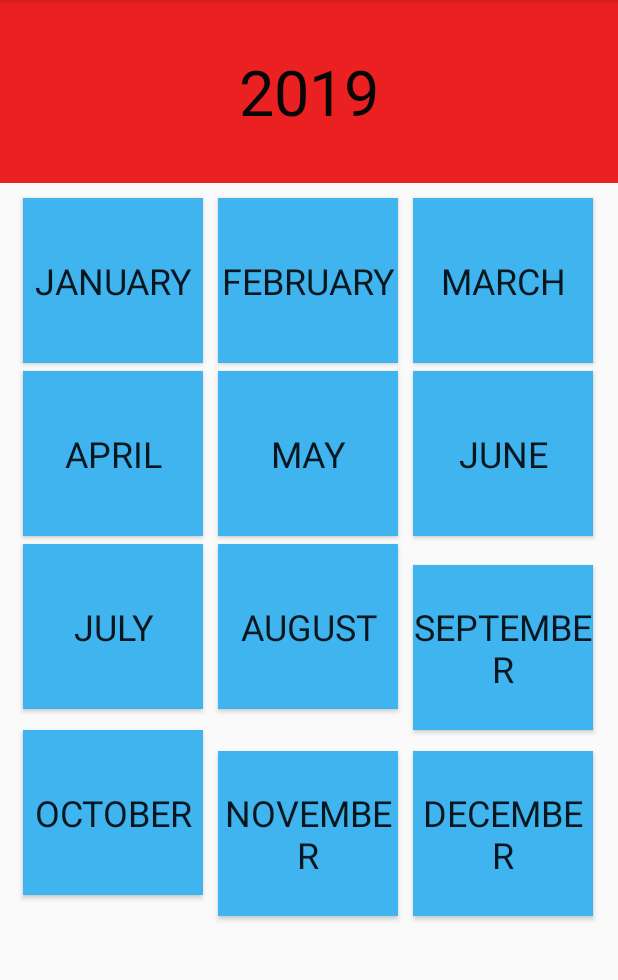
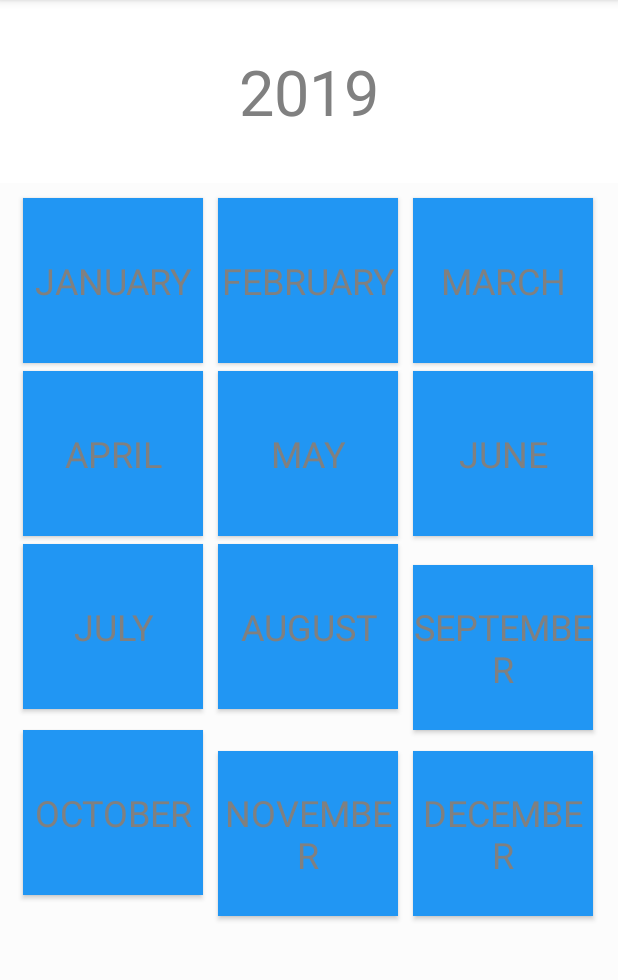
Before and after one commit to Zizo001/3354---Team-Rocket, an Android app: the yearView screen opened directly, with no data from a screen before it, on a phone screen of 412 x 824 dp, the part 84-1064 px from its top. Run offline under Robolectric (Android 15) with nearby library versions, the phone set to English and light mode, and no system bars; Roboto replaces fonts that are not available here.

Commit message:
Update year_view.xml

```diff
--- a/app/src/main/res/layout/year_view.xml
+++ b/app/src/main/res/layout/year_view.xml
@@ -2,33 +2,35 @@
 <LinearLayout xmlns:android="http://schemas.android.com/apk/res/android"
     xmlns:app="http://schemas.android.com/apk/res-auto"
     android:orientation="vertical" android:layout_width="match_parent"
-    android:layout_height="match_parent">
+    android:layout_height="match_parent"
+    android:background="?attr/cardbackground">
 
     <TextView
         android:id="@+id/yearText"
         android:layout_width="match_parent"
         android:layout_height="122dp"
-        android:background="#EB2020"
         android:fontFamily="@font/boogaloo"
         android:gravity="center"
         android:text="Year View"
         android:textAlignment="center"
         android:textAppearance="@style/TextAppearance.AppCompat.Large"
-        android:textColor="#070707"
+        android:textColor="?attr/textcolor"
         android:textSize="42sp" />
 
     <androidx.gridlayout.widget.GridLayout
         android:layout_width="match_parent"
-        android:layout_height="590dp">
+        android:layout_height="590dp"
+        android:background="?attr/backgroundColor">
 
         <Button
             android:id="@+id/buttonDecember"
             android:layout_width="120dp"
             android:layout_height="110dp"
             android:layout_marginLeft="10dp"
-            android:background="#3FB4EE"
+            android:background="?attr/buttoncolor"
             android:fontFamily="@font/boogaloo"
             android:text="December"
+            android:textColor="?attr/textcolor"
             android:textSize="24sp"
             app:layout_column="2"
             app:layout_row="3" />
@@ -38,8 +40,9 @@
             android:layout_width="120dp"
             android:layout_height="110dp"
             android:layout_marginLeft="10dp"
-            android:background="#3FB4EE"
+            android:background="?attr/buttoncolor"
             android:fontFamily="@font/boogaloo"
+            android:textColor="?attr/textcolor"
             android:text="November"
             android:textSize="24sp"
             app:layout_column="1"
@@ -50,8 +53,9 @@
             android:layout_width="120dp"
             android:layout_height="110dp"
             android:layout_marginLeft="15dp"
-            android:background="#3FB4EE"
+            android:background="?attr/buttoncolor"
             android:fontFamily="@font/boogaloo"
+            android:textColor="?attr/textcolor"
             android:text="October"
             android:textSize="24sp"
             app:layout_column="0"
@@ -62,9 +66,10 @@
             android:layout_width="120dp"
             android:layout_height="110dp"
             android:layout_marginLeft="10dp"
-            android:background="#3FB4EE"
+            android:background="?attr/buttoncolor"
             android:fontFamily="@font/boogaloo"
             android:text="September"
+            android:textColor="?attr/textcolor"
             android:textSize="24sp"
             app:layout_column="2"
             app:layout_row="2" />
@@ -74,8 +79,9 @@
             android:layout_width="120dp"
             android:layout_height="110dp"
             android:layout_marginStart="15dp"
-            android:background="#3FB4EE"
+            android:background="?attr/buttoncolor"
             android:fontFamily="@font/boogaloo"
+            android:textColor="?attr/textcolor"
             android:text="July"
             android:textSize="24sp"
             app:layout_column="0"
@@ -87,7 +93,8 @@
             android:layout_height="110dp"
             android:layout_marginLeft="10dp"
             android:layout_marginBottom="5dp"
-            android:background="#3FB4EE"
+            android:background="?attr/buttoncolor"
+            android:textColor="?attr/textcolor"
             android:fontFamily="@font/boogaloo"
             android:text="August"
             android:textSize="24sp"
@@ -100,7 +107,8 @@
             android:layout_height="110dp"
             android:layout_marginLeft="10dp"
             android:layout_marginBottom="5dp"
-            android:background="#3FB4EE"
+            android:background="?attr/buttoncolor"
+            android:textColor="?attr/textcolor"
             android:fontFamily="@font/boogaloo"
             android:text="May"
             android:textSize="24sp"
@@ -113,8 +121,9 @@
             android:layout_height="110dp"
             android:layout_marginStart="10dp"
             android:layout_marginBottom="5dp"
-            android:background="#3FB4EE"
+            android:background="?attr/buttoncolor"
             android:fontFamily="@font/boogaloo"
+            android:textColor="?attr/textcolor"
             android:text="June"
             android:textSize="24sp"
             app:layout_column="2"
@@ -126,8 +135,9 @@
             android:layout_height="110dp"
             android:layout_marginStart="15dp"
             android:layout_marginBottom="5dp"
-            android:background="#3FB4EE"
+            android:background="?attr/buttoncolor"
             android:fontFamily="@font/boogaloo"
+            android:textColor="?attr/textcolor"
             android:text="April"
             android:textSize="24sp"
             app:layout_column="0"
@@ -140,9 +150,10 @@
             android:layout_marginLeft="15dp"
             android:layout_marginTop="10dp"
             android:layout_marginBottom="5dp"
-            android:background="#3FB4EE"
+            android:background="?attr/buttoncolor"
             android:fontFamily="@font/boogaloo"
             android:text="January"
+            android:textColor="?attr/textcolor"
             android:textSize="24sp"
             app:layout_column="0"
             app:layout_row="0" />
@@ -153,8 +164,9 @@
             android:layout_height="110dp"
             android:layout_marginLeft="10dp"
             android:layout_marginTop="10dp"
-            android:background="#3FB4EE"
+            android:background="?attr/buttoncolor"
             android:fontFamily="@font/boogaloo"
+            android:textColor="?attr/textcolor"
             android:text="February"
             android:textSize="24sp"
             app:layout_column="1"
@@ -167,8 +179,9 @@
             android:layout_marginStart="10dp"
             android:layout_marginTop="10dp"
             android:layout_marginEnd="10dp"
-            android:background="#3FB4EE"
+            android:background="?attr/buttoncolor"
             android:fontFamily="@font/boogaloo"
+            android:textColor="?attr/textcolor"
             android:text="March"
             android:textSize="24sp"
             app:layout_column="2"
```
